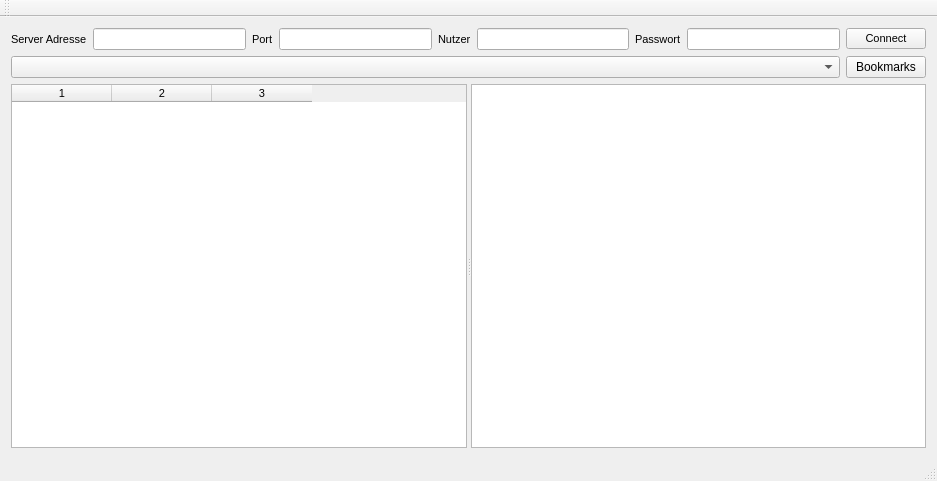
Before: the Qt Designer form virshgui.ui in SteveCharleston/virsh-gui, drawn with Qt 5.
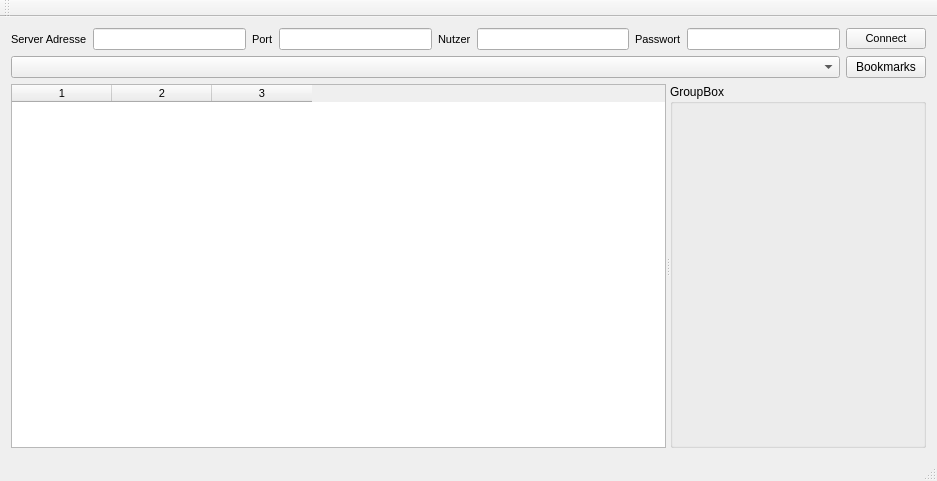
After: the same form once the commit is applied.

Commit message: fixed listing of VMs when some are shut off

What changed in the file:
```diff
--- a/virshgui.ui
+++ b/virshgui.ui
@@ -171,6 +171,9 @@
        <property name="sortingEnabled">
         <bool>true</bool>
        </property>
+       <property name="cornerButtonEnabled">
+        <bool>true</bool>
+       </property>
        <property name="columnCount">
         <number>3</number>
        </property>
@@ -186,11 +189,18 @@
        <attribute name="horizontalHeaderShowSortIndicator" stdset="0">
         <bool>true</bool>
        </attribute>
+       <attribute name="verticalHeaderVisible">
+        <bool>false</bool>
+       </attribute>
        <column/>
        <column/>
        <column/>
       </widget>
-      <widget class="QTextBrowser" name="vmInfoText"/>
+      <widget class="QGroupBox" name="groupBox">
+       <property name="title">
+        <string>GroupBox</string>
+       </property>
+      </widget>
      </widget>
     </item>
    </layout>
```
The commit also changes 2 other files.
